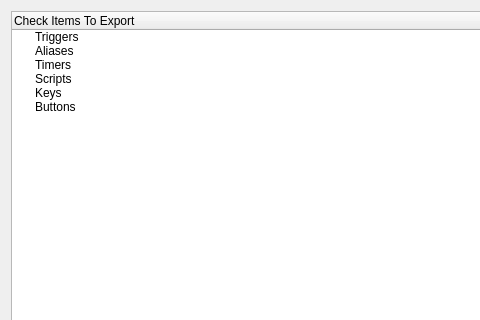
Chris7/Mudlet1, file src/ui/dlgPackageExporter.ui: the form before one commit; both pictures show x 0 to 480 and y 0 to 320 of the 655 by 411 pixel window.
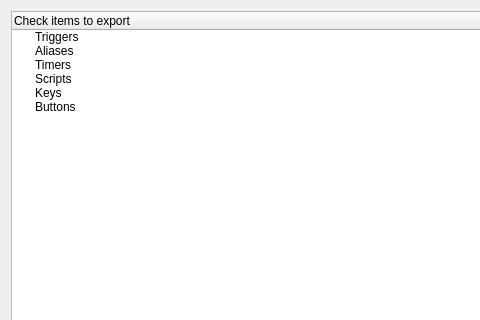
The form after the commit.

What changed in the file:
```diff
--- a/src/ui/dlgPackageExporter.ui
+++ b/src/ui/dlgPackageExporter.ui
@@ -18,7 +18,7 @@
     <widget class="QTreeWidget" name="treeWidget">
      <column>
       <property name="text">
-       <string>Check Items To Export</string>
+       <string>Check items to export</string>
       </property>
      </column>
      <item>
```
Left out of the diff: 2 changed lines with no effect on the pictures.
